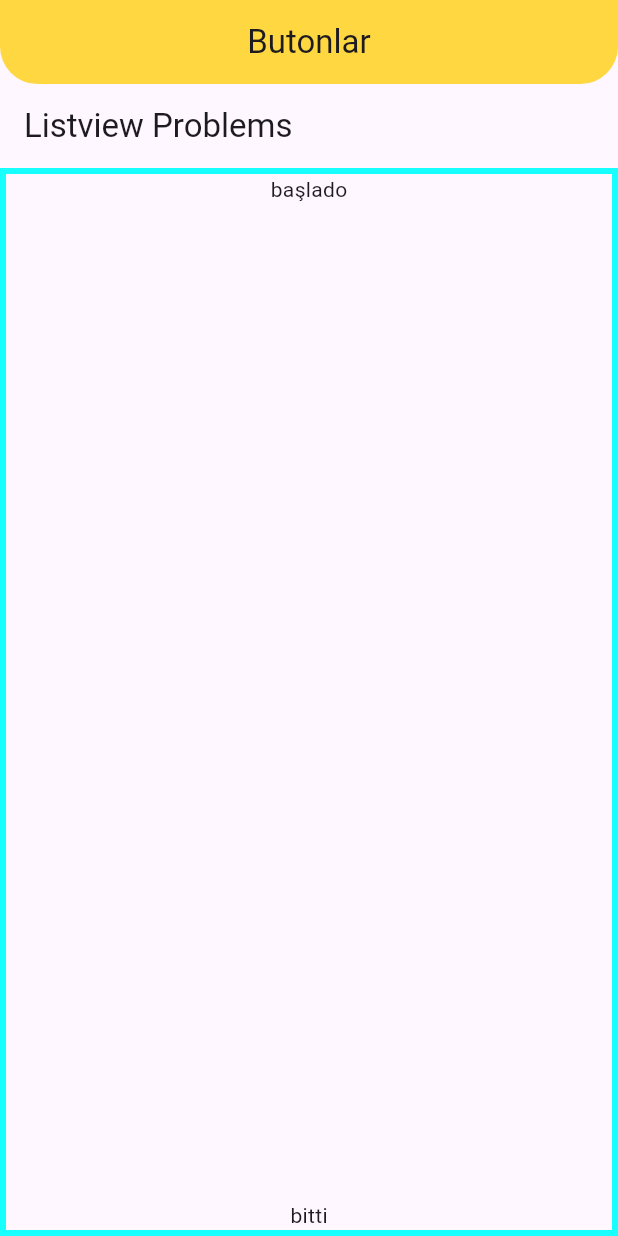
After one commit to AybukeYaman/Flutter_Kisisel_Calisma, a Flutter app: the screen it shows after launch, on a phone screen of 412 x 824 dp. The commit adds this screen. Run offline on Flutter 3.47's test engine with Material 3 defaults, Android fonts, the phone set to English and light mode, and no system bars; our stand-ins replace flutter_easyloading.

Commit message:
List Layout Issues

```diff
--- /dev/null
+++ b/lib/listciewLayoutProblemleri.dart
@@ -0,0 +1,41 @@
+import 'package:flutter/material.dart';
+
+class Listciewlayoutproblemleri extends StatefulWidget {
+  const Listciewlayoutproblemleri({super.key});
+
+  @override
+  State<Listciewlayoutproblemleri> createState() =>
+      _ListciewlayoutproblemleriState();
+}
+
+class _ListciewlayoutproblemleriState extends State<Listciewlayoutproblemleri> {
+  @override
+  Widget build(BuildContext context) {
+    return Scaffold(
+      appBar: AppBar(title: Text("Listview Problems")),
+      body: Container(
+        decoration: BoxDecoration(
+          border: Border.all(width: 4, color: Colors.cyanAccent),
+        ),
+        child: Column(
+          children: [
+            Text("başlado"),
+            Expanded(
+              child: ListView(
+                //shrinkWrap:true ,//listwiev içindeki çocukların height kadar yer kaplar
+                //false ise parentı kadar yer kaplar burada Conrainer
+                scrollDirection: Axis.vertical,
+                children: [
+                  Container(width: 200, color: Colors.red),
+                  Container(width: 200, color: Colors.red.shade100),
+                  Container(width: 200, color: Colors.red.shade200),
+                ],
+              ),
+            ),
+            Text("bitti"),
+          ],
+        ),
+      ),
+    );
+  }
+}
--- a/lib/main.dart
+++ b/lib/main.dart
@@ -1,5 +1,6 @@
 import 'package:flutter/material.dart';
 import 'package:flutter_easyloading/flutter_easyloading.dart';
+import 'package:flutter_ilk_proje/ListciewLayoutProblemleri.dart';
 import 'package:flutter_ilk_proje/listview_kullanimi.dart';
 
 void main() {
@@ -54,7 +55,7 @@ class MyApp extends StatelessWidget {
           ),
           //  actions: [PopupmenuKullanimi()],
         ),
-        body: ListviewKullanimi(),
+        body: Listciewlayoutproblemleri(),
       ),
       builder: EasyLoading.init(),
     );
```
